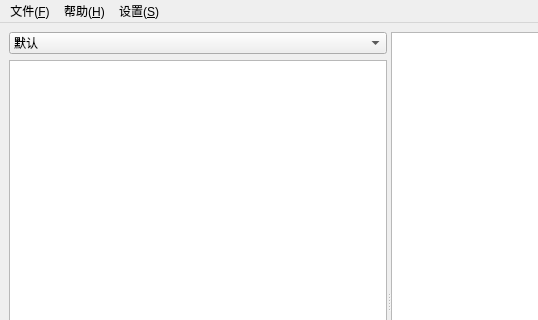
First picture: the form in mainwindow.ui, repository 2094780632/MusicSheetsManager, before the edit; both pictures show x 0 to 538 and y 0 to 320 of the 800 by 600 pixel window.
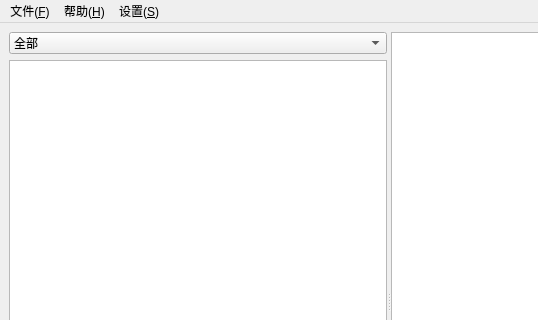
Second picture: the form after the edit. Icons and pictures are not drawn.

What changed in the file:
```diff
--- a/mainwindow.ui
+++ b/mainwindow.ui
@@ -35,7 +35,7 @@
       <property name="childrenCollapsible">
        <bool>false</bool>
       </property>
-      <widget class="QWidget" name="">
+      <widget class="QWidget" name="layoutWidget">
        <layout class="QVBoxLayout" name="verticalLayout">
         <item>
          <widget class="QComboBox" name="comboBox">
@@ -47,7 +47,7 @@
           </property>
           <item>
            <property name="text">
-            <string>默认</string>
+            <string>全部</string>
            </property>
           </item>
           <item>
```
Left out of the diff: 16 changed lines with no effect on the pictures.
